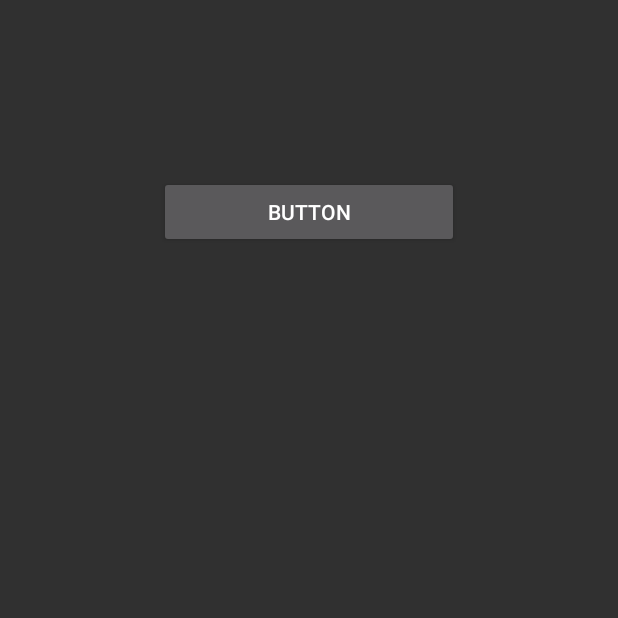
After one commit to nsobczak/Pure_Sound, an Android app: the PlayActivity screen opened directly, with no data from a screen before it, on a phone screen of 412 x 824 dp, the top half of it. The commit adds this screen. Run offline under Robolectric (Android 15) with nearby library versions, the phone set to English and light mode, and no system bars.

Commit message:
STARTED Layout activity 2 STARTED Queue

```diff
--- a/Audio-Player-Application/app/src/main/AndroidManifest.xml
+++ b/Audio-Player-Application/app/src/main/AndroidManifest.xml
@@ -34,6 +34,12 @@
             android:theme="@style/AppTheme.NoActionBar">
         </activity>
 
+        <activity
+            android:name=".PlayActivity"
+            android:label="Lecture"
+            android:theme="@style/AppTheme.NoActionBar">
+
+        </activity>
     </application>
 
 </manifest>
--- a/Audio-Player-Application/app/src/main/java/com/pez/audio_player_application/MainActivity.java
+++ b/Audio-Player-Application/app/src/main/java/com/pez/audio_player_application/MainActivity.java
@@ -217,6 +217,7 @@ public class MainActivity extends AppCompatActivity implements TrackListener
 
         if (trackCursor != null && trackCursor.moveToFirst())
         {
+
             //get columns indexes
             int titleColumn = trackCursor.getColumnIndex(android.provider.MediaStore.Audio.Media.TITLE);
             int durationColumn = trackCursor.getColumnIndex(android.provider.MediaStore.Audio.Media.DURATION);
@@ -239,6 +240,7 @@ public class MainActivity extends AppCompatActivity implements TrackListener
         //TODO: lancer la 2ème activité sans lancer la chanson
         Toast.makeText(AudioPlayerApplication.getContext(), "Lancement de la 2ème activité avec la chanson : " +
                 track.getName(), Toast.LENGTH_LONG).show();
+
     }
 
 
--- /dev/null
+++ b/Audio-Player-Application/app/src/main/java/com/pez/audio_player_application/PlayActivity.java
@@ -0,0 +1,46 @@
+package com.pez.audio_player_application;
+
+import android.app.Activity;
+import android.content.Context;
+import android.media.AudioManager;
+import android.media.MediaPlayer;
+import android.os.Bundle;
+import android.support.design.widget.FloatingActionButton;
+import android.support.design.widget.Snackbar;
+import android.view.View;
+import android.widget.Button;
+import android.widget.Toast;
+
+import java.io.IOException;
+
+/**
+ * Created by Antoine on 02/03/2017.
+ */
+
+public class PlayActivity extends Activity {
+    @Override
+    protected void onCreate(Bundle savedInstanceState)
+    {
+        super.onCreate(savedInstanceState);
+        setContentView(R.layout.activity_play);
+
+        Button myButton =  (Button) findViewById(R.id.buttonTest);
+        myButton.setOnClickListener(new View.OnClickListener()
+        {
+            public void onClick(View arg0) {
+                try{
+                    String url = "https://dl.dropboxusercontent.com/u/69344277/09%20Celebration.mp3"; // your URL here
+                    MediaPlayer mediaPlayer = new MediaPlayer();
+                    mediaPlayer.setAudioStreamType(AudioManager.STREAM_MUSIC);
+                    mediaPlayer.setDataSource(url);
+                    mediaPlayer.prepare(); // might take long! (for buffering, etc)
+                    mediaPlayer.start();
+                }
+                catch(IOException e){
+
+                }
+
+            }
+        });
+    }
+}
--- a/Audio-Player-Application/app/src/main/java/com/pez/audio_player_application/pojo/Track.java
+++ b/Audio-Player-Application/app/src/main/java/com/pez/audio_player_application/pojo/Track.java
@@ -11,7 +11,6 @@ import org.json.JSONObject;
  * @Date 15/02/2017.
  */
 public class Track {
-
     private String name;
     private int duration;
 
--- /dev/null
+++ b/Audio-Player-Application/app/src/main/res/layout/activity_play.xml
@@ -0,0 +1,15 @@
+<?xml version="1.0" encoding="utf-8"?>
+<RelativeLayout xmlns:android="http://schemas.android.com/apk/res/android"
+    android:id="@+id/layoutPlayActivityContainer"
+    android:orientation="vertical" android:layout_width="match_parent"
+    android:layout_height="match_parent">
+
+    <Button
+        android:text="Button"
+        android:layout_height="wrap_content"
+        android:id="@+id/buttonTest"
+        android:layout_marginTop="117dp"
+        android:layout_width="200dp"
+        android:layout_alignParentTop="true"
+        android:layout_centerHorizontal="true" />
+</RelativeLayout>
```
Also changed, not shown: Audio-Player-Application/app/src/main/java/com/pez/audio_player_application/pojo/Queue.java (added, +22 -0 lines).
